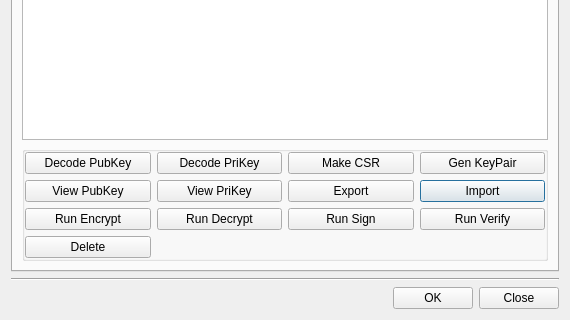
This is BerEditor/key_pair_man_dlg.ui in jykim74/BerEditor as Qt 5 draws it before an edit; both pictures show x 0 to 570 and y 334 to 654 of the 570 by 654 pixel window. The edited form follows.
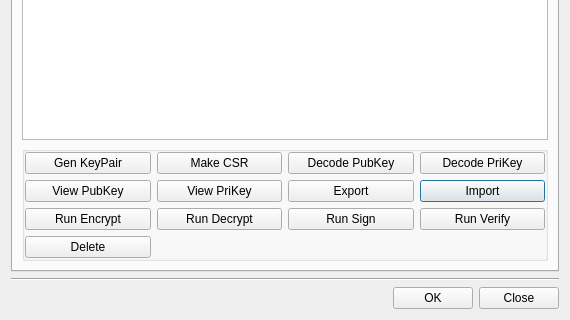
This is the edited form.

Commit message: KEM UI 개선

```diff
--- a/BerEditor/key_pair_man_dlg.ui
+++ b/BerEditor/key_pair_man_dlg.ui
@@ -195,13 +195,6 @@
               </property>
              </widget>
             </item>
-            <item row="0" column="2">
-             <widget class="QPushButton" name="mLMakeCSRBtn">
-              <property name="text">
-               <string>Make CSR</string>
-              </property>
-             </widget>
-            </item>
             <item row="2" column="0">
              <widget class="QPushButton" name="mLRunPubEncBtn">
               <property name="text">
@@ -244,34 +237,41 @@
               </property>
              </widget>
             </item>
-            <item row="0" column="0">
-             <widget class="QPushButton" name="mLDecodePubKeyBtn">
+            <item row="3" column="0">
+             <widget class="QPushButton" name="mLDeleteBtn">
               <property name="text">
-               <string>Decode PubKey</string>
+               <string>Delete</string>
               </property>
              </widget>
             </item>
-            <item row="0" column="1">
+            <item row="0" column="3">
              <widget class="QPushButton" name="mLDecodePriKeyBtn">
               <property name="text">
                <string>Decode PriKey</string>
               </property>
              </widget>
             </item>
-            <item row="0" column="3">
+            <item row="0" column="1">
+             <widget class="QPushButton" name="mLMakeCSRBtn">
+              <property name="text">
+               <string>Make CSR</string>
+              </property>
+             </widget>
+            </item>
+            <item row="0" column="2">
+             <widget class="QPushButton" name="mLDecodePubKeyBtn">
+              <property name="text">
+               <string>Decode PubKey</string>
+              </property>
+             </widget>
+            </item>
+            <item row="0" column="0">
              <widget class="QPushButton" name="mLGenKeyPairBtn">
               <property name="text">
                <string>Gen KeyPair</string>
               </property>
              </widget>
             </item>
-            <item row="3" column="0">
-             <widget class="QPushButton" name="mLDeleteBtn">
-              <property name="text">
-               <string>Delete</string>
-              </property>
-             </widget>
-            </item>
            </layout>
           </item>
          </layout>
```
Left out of the diff: 1 changed line with no effect on the pictures. The commit also changes 5 other files.
